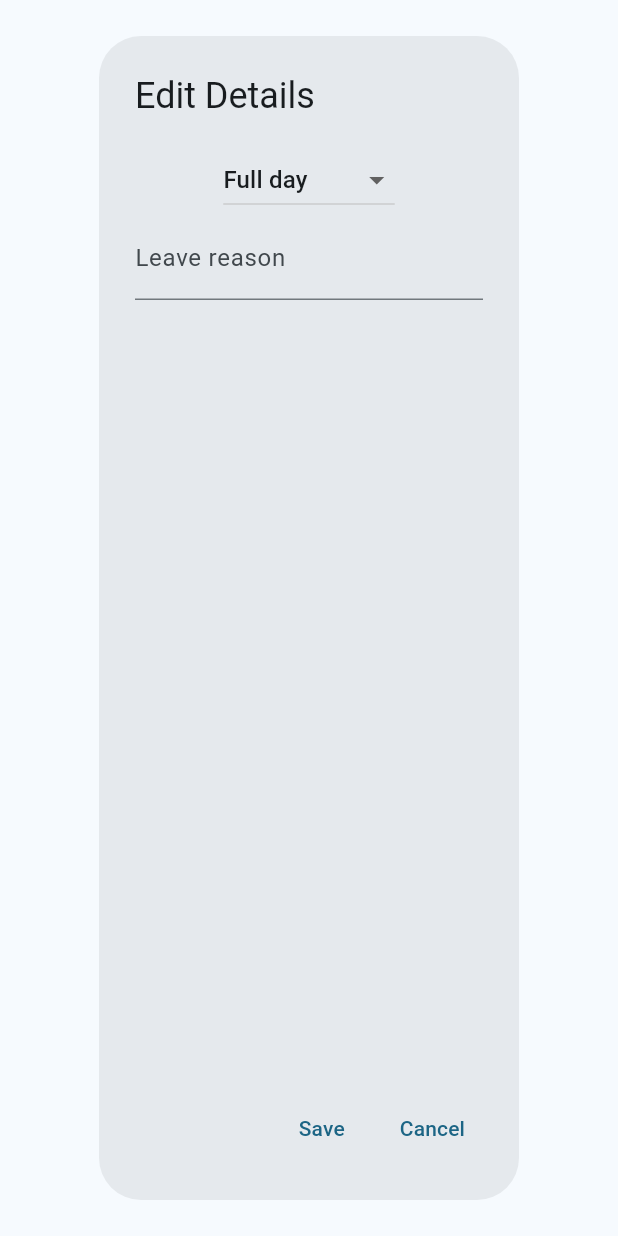
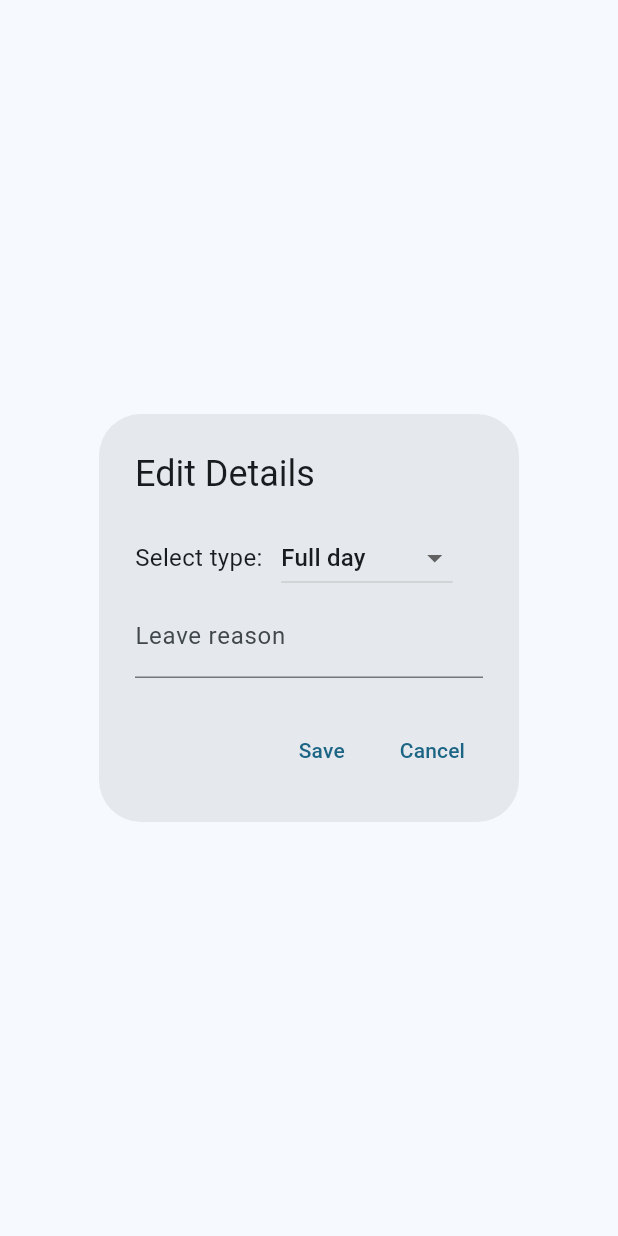
Before and after one commit to haris-cdu/TimeLeaveAndLogsApp, a Flutter app: the LeaveDialog widget shown alone on an empty page, opened directly with empty values, on a phone screen of 412 x 824 dp. Run offline on Flutter 3.47's test engine with Material 2 defaults, Android fonts, the light colour scheme and no system bars; our stand-ins replace animated_splash_screen, dio, fl_chart; network calls fail.

Commit message:
Fixed design of logs, issue of dialogue size solved

```diff
--- a/lib/pages/leave_dialogue.dart
+++ b/lib/pages/leave_dialogue.dart
@@ -1,3 +1,4 @@
+import 'package:employee_timesheet/constants/responsive.dart';
 import 'package:employee_timesheet/provider/graphdata_provider.dart';
 import 'package:flutter/material.dart';
 import 'package:provider/provider.dart';
@@ -30,7 +31,17 @@ class _LeaveDialogState extends State<LeaveDialog> {
       builder: (context, provider, child) => AlertDialog(
         title: const Text('Edit Details'),
         content: Column(
+          mainAxisSize: MainAxisSize.min,
           children: [
+            Row(
+              children: [
+                const Text(
+                  "Select type: ",
+                  style: TextStyle(fontSize: 16),
+                ),
+                SizedBox(
+                  width: wp(context, 2),
+                ),
                 DropdownButton(
                   value: leaveType,
                   items: ["Full day", "Half day", "Early going", "Late coming"]
@@ -47,6 +58,8 @@ class _LeaveDialogState extends State<LeaveDialog> {
                     widget.onLeaveTypeChanged(
                         leaveType); // Notify parent about the change
                   },
+                ),
+              ],
             ),
             const TextField(
               decoration: InputDecoration(labelText: 'Leave reason'),
```
Also changed, not shown: lib/pages/add_project_form.dart (+18 -4 lines). Lines whose indentation alone changed are shown as unchanged.
